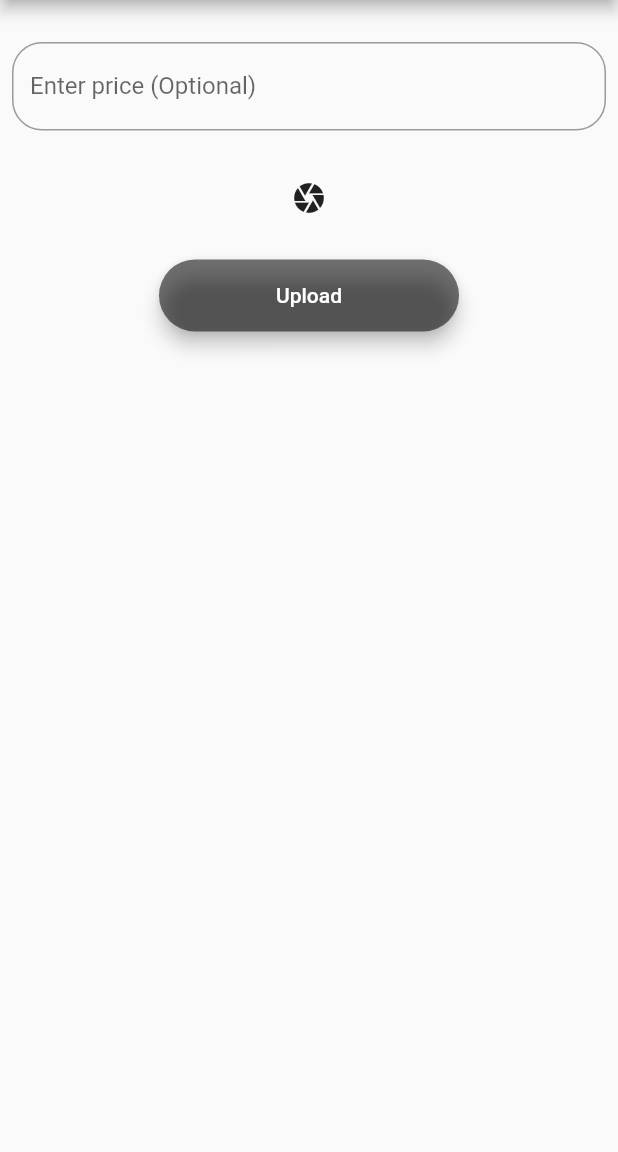
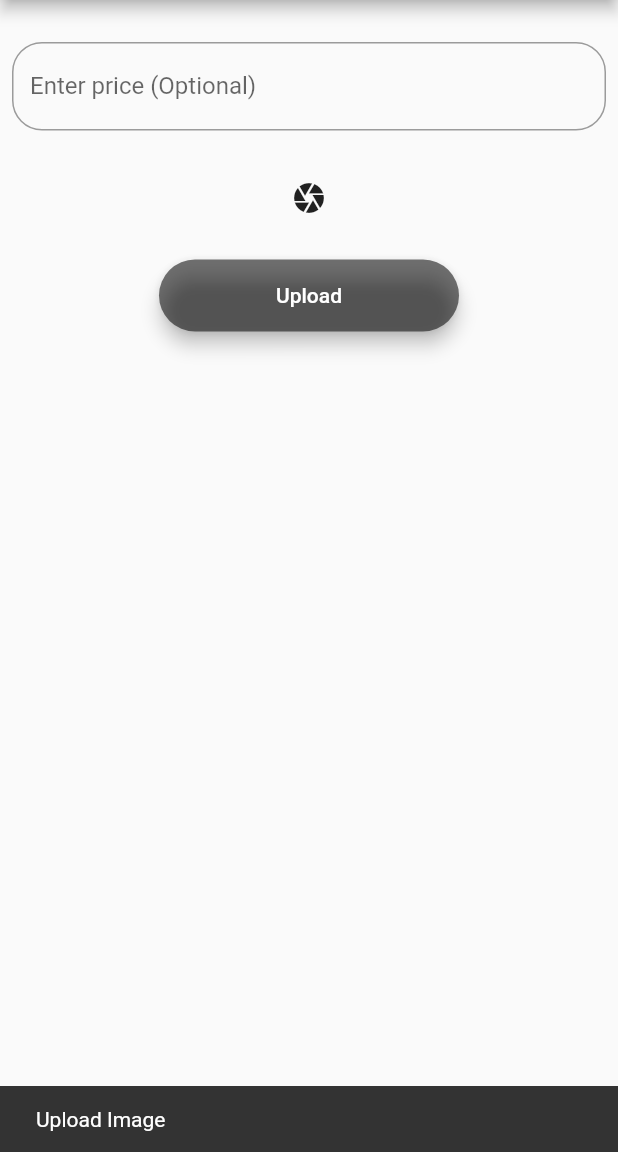
Before and after one commit to CHRISANTHOS/wallpaper, a Flutter app: the UploadPage screen opened directly, after a tap on "Upload", on a phone screen of 412 x 824 dp, the part 84-1236 px from its top. Run offline on Flutter 3.47's test engine with Material 2 defaults, Android fonts, the phone set to English and light mode, and no system bars; our stand-ins replace cloud_firestore, file_picker, firebase_auth, firebase_core, firebase_storage, google_sign_in; accounts and stored records are empty; network calls fail.

Commit message:
Upload to firebase implemented

```diff
--- a/lib/screens/bottom_nav_pages/wallpaper_home/upload_page.dart
+++ b/lib/screens/bottom_nav_pages/wallpaper_home/upload_page.dart
@@ -1,8 +1,11 @@
 import 'dart:io';
-
+import 'package:provider/provider.dart';
+import 'package:wallpaper/provider/add_wallpaper_provider.dart';
 import 'package:flutter/material.dart';
 import 'package:wallpaper/widgets/custom_button.dart';
 import 'package:wallpaper/utils/pick_file.dart';
+import 'package:wallpaper/utils/snackbar.dart';
+import 'package:firebase_auth/firebase_auth.dart';
 
 class UploadPage extends StatefulWidget {
   @override
@@ -54,11 +57,28 @@ class _UploadPageState extends State<UploadPage> {
                     ),
                   ),
                   if(imagePath != '') Image.file(File(imagePath)),
-                  customButton(
-                      text: 'Upload',
-                      onTap: () {},
-                      bgColor: Colors.black54,
-                      textColor: Colors.white)
+                  Consumer<UploadWallpaper>(
+                    builder: (context, add, child) {
+                      WidgetsBinding.instance.addPostFrameCallback((_) {
+                        if(add.message != ''){
+                          showSnackBar(context, add.message);
+                          add.resetMessage();
+                        }
+                      });
+
+                      return customButton(
+                          text: 'Upload',
+                          onTap: add.loading ? null : () {
+                            if(imagePath != ''){
+                              add.addWallPaper(uid: FirebaseAuth.instance.currentUser?.uid, wallPaperImage: File(imagePath), price: _controller.text ?? '');
+                            }else{
+                              showSnackBar(context, 'Upload Image');
+                            }
+                          },
+                          bgColor: add.loading? Colors.grey : Colors.black54,
+                          textColor: Colors.white);
+                    }
+                  )
                 ],
               ),
             ),
--- a/lib/widgets/custom_button.dart
+++ b/lib/widgets/custom_button.dart
@@ -1,6 +1,6 @@
 import 'package:flutter/material.dart';
 
-Widget customButton({required String text, required VoidCallback onTap, Color? bgColor, Color? textColor}){
+Widget customButton({required String text, required VoidCallback? onTap, Color? bgColor, Color? textColor}){
   return Padding(
     padding: const EdgeInsets.symmetric(vertical: 16.0),
     child: Material(
```
Also changed, not shown: lib/main.dart (+9 -2 lines), lib/provider/add_wallpaper_provider.dart (added, +75 -0 lines).
